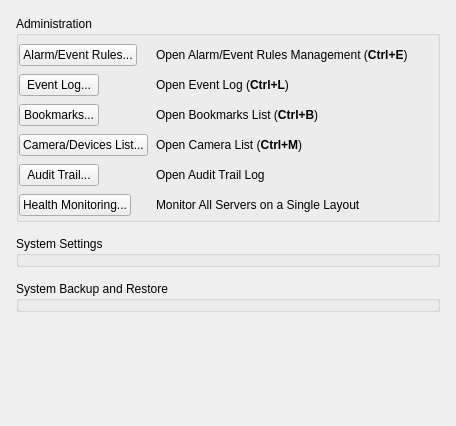
Above: client/src/ui/widgets/system_settings/general_system_administration_widget.ui from networkoptix/nx_open before the change. Below: the same form after it.
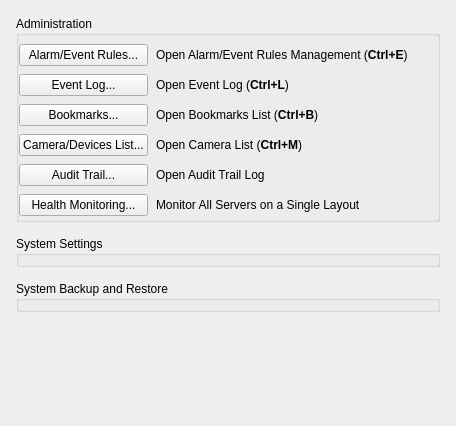
That is the form after the change. Custom widgets are drawn as their Qt base class.

Commit message:
VMS-2942: Buttons on "System Administration" dialog had different sizes if "User Management" was opened first
<==== Mercurial data ====>
Branch: dev_3.0.0_gui

What changed in the file:
```diff
--- a/client/src/ui/widgets/system_settings/general_system_administration_widget.ui
+++ b/client/src/ui/widgets/system_settings/general_system_administration_widget.ui
@@ -34,16 +34,7 @@
      <property name="flat">
       <bool>true</bool>
      </property>
-     <layout class="QFormLayout" name="formLayout_2">
-      <property name="fieldGrowthPolicy">
-       <enum>QFormLayout::AllNonFixedFieldsGrow</enum>
-      </property>
-      <property name="horizontalSpacing">
-       <number>8</number>
-      </property>
-      <property name="verticalSpacing">
-       <number>8</number>
-      </property>
+     <layout class="QGridLayout" name="gridLayout" columnstretch="0,1">
       <property name="leftMargin">
        <number>0</number>
       </property>
@@ -56,14 +47,11 @@
       <property name="bottomMargin">
        <number>3</number>
       </property>
+      <property name="spacing">
+       <number>8</number>
+      </property>
       <item row="0" column="0">
        <widget class="QPushButton" name="businessRulesButton">
-        <property name="sizePolicy">
-         <sizepolicy hsizetype="Preferred" vsizetype="Fixed">
-          <horstretch>0</horstretch>
-          <verstretch>0</verstretch>
-         </sizepolicy>
-        </property>
         <property name="text">
          <string>Alarm/Event Rules...</string>
         </property>
@@ -78,12 +66,6 @@
       </item>
       <item row="1" column="0">
        <widget class="QPushButton" name="eventLogButton">
-        <property name="sizePolicy">
-         <sizepolicy hsizetype="Maximum" vsizetype="Fixed">
-          <horstretch>0</horstretch>
-          <verstretch>0</verstretch>
-         </sizepolicy>
-        </property>
         <property name="text">
          <string>Event Log...</string>
         </property>
@@ -96,68 +78,62 @@
         </property>
        </widget>
       </item>
-      <item row="3" column="1">
+      <item row="2" column="0">
+       <widget class="QPushButton" name="bookmarksButton">
+        <property name="text">
+         <string>Bookmarks...</string>
+        </property>
+       </widget>
+      </item>
+      <item row="2" column="1">
        <widget class="QLabel" name="bookmarksLabel">
         <property name="text">
          <string notr="true" extracomment="Test set in source file">&lt;html&gt;&lt;head/&gt;&lt;body&gt;&lt;p&gt;Open Bookmarks List (&lt;span style=&quot; font-weight:600;&quot;&gt;Ctrl+B&lt;/span&gt;)&lt;/p&gt;&lt;/body&gt;&lt;/html&gt;</string>
         </property>
        </widget>
       </item>
-      <item row="4" column="0">
+      <item row="3" column="0">
        <widget class="QPushButton" name="cameraListButton">
         <property name="text">
          <string notr="true">Camera/Devices List...</string>
         </property>
        </widget>
       </item>
-      <item row="4" column="1">
+      <item row="3" column="1">
        <widget class="QLabel" name="cameraListLabel">
         <property name="text">
          <string notr="true" extracomment="Text set in source file">&lt;html&gt;&lt;head/&gt;&lt;body&gt;&lt;p&gt;Open Camera List (&lt;span style=&quot; font-weight:600;&quot;&gt;Ctrl+M&lt;/span&gt;)&lt;/p&gt;&lt;/body&gt;&lt;/html&gt;</string>
         </property>
        </widget>
       </item>
-      <item row="5" column="0">
+      <item row="4" column="0">
        <widget class="QPushButton" name="auditLogButton">
         <property name="text">
          <string>Audit Trail...</string>
         </property>
        </widget>
       </item>
-      <item row="5" column="1">
+      <item row="4" column="1">
        <widget class="QLabel" name="auditLogLabel">
         <property name="text">
          <string>Open Audit Trail Log</string>
         </property>
        </widget>
       </item>
-      <item row="6" column="0">
+      <item row="5" column="0">
        <widget class="QPushButton" name="healthMonitorButton">
         <property name="text">
          <string>Health Monitoring...</string>
         </property>
        </widget>
       </item>
-      <item row="6" column="1">
+      <item row="5" column="1">
        <widget class="QLabel" name="healthMonitoringLabel">
         <property name="text">
          <string>Monitor All Servers on a Single Layout</string>
         </property>
        </widget>
       </item>
-      <item row="3" column="0">
-       <widget class="QPushButton" name="bookmarksButton">
-        <property name="sizePolicy">
-         <sizepolicy hsizetype="Maximum" vsizetype="Fixed">
-          <horstretch>0</horstretch>
-          <verstretch>0</verstretch>
-         </sizepolicy>
-        </property>
-        <property name="text">
-         <string>Bookmarks...</string>
-        </property>
-       </widget>
-      </item>
      </layout>
     </widget>
    </item>
```
The commit also changes 2 other files.
